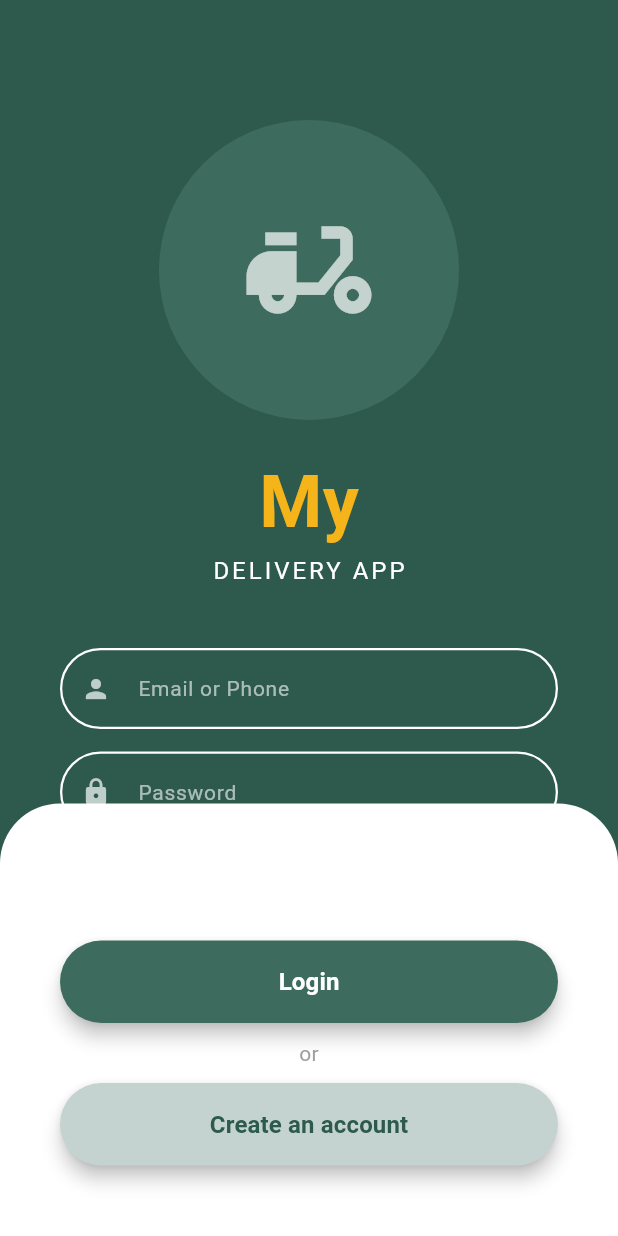
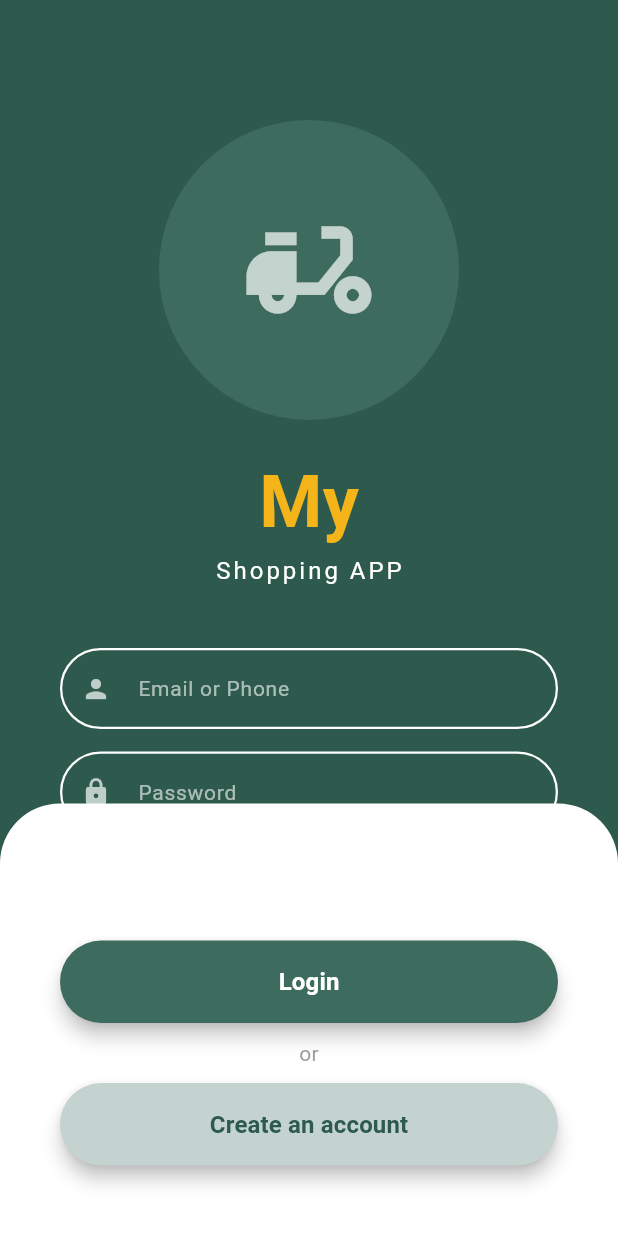
Before and after one commit to 078605-cpu/untitled, a Flutter app: the screen it shows after launch, on a phone screen of 412 x 824 dp. Run offline on Flutter 3.47's test engine with Material 3 defaults, Android fonts, the phone set to English and light mode, and no system bars.

Commit message:
changed text

```diff
--- a/lib/main.dart
+++ b/lib/main.dart
@@ -71,7 +71,7 @@ class LoginScreen extends StatelessWidget {
                     ),
                   ),
                   const Text(
-                    'DELIVERY APP',
+                    'Shopping APP',
                     style: TextStyle(
                       fontSize: 16,
                       letterSpacing: 2,
```
